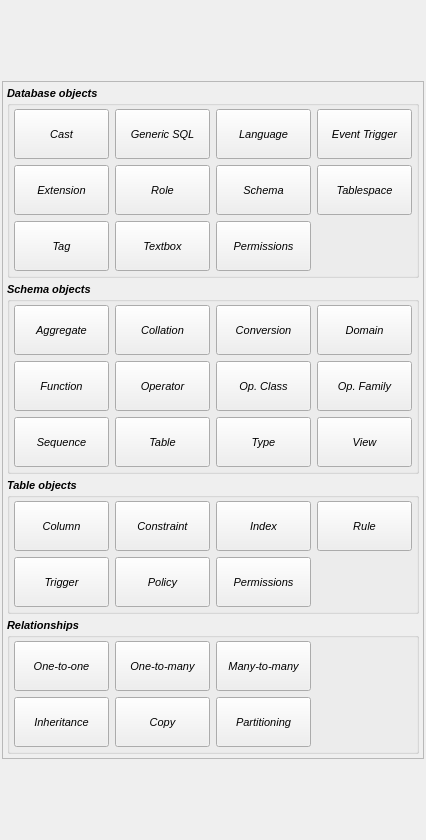
Qt form libpgmodeler_ui/ui/newobjectoverlaywidget.ui (pgmodeler/pgmodeler) before a commit.
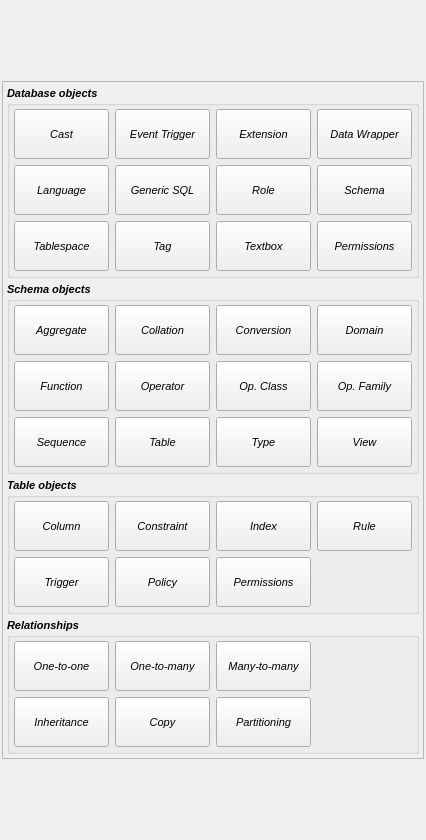
The same form after that commit. Icons and pictures are not drawn.

Commit message:
Added a FDW button on NewObjectOverlayWidget
Added the WRAPPER key word to sql-highlight

The edit to the form file:
```diff
--- a/libpgmodeler_ui/ui/newobjectoverlaywidget.ui
+++ b/libpgmodeler_ui/ui/newobjectoverlaywidget.ui
@@ -124,8 +124,8 @@
             <property name="spacing">
              <number>6</number>
             </property>
-            <item row="1" column="2">
-             <widget class="QToolButton" name="schema_tb">
+            <item row="0" column="0">
+             <widget class="QToolButton" name="cast_tb">
               <property name="sizePolicy">
                <sizepolicy hsizetype="Preferred" vsizetype="Fixed">
                 <horstretch>0</horstretch>
@@ -148,7 +148,7 @@
                <enum>Qt::NoFocus</enum>
               </property>
               <property name="text">
-               <string>Schema</string>
+               <string>Cast</string>
               </property>
               <property name="icon">
                <iconset resource="../res/resources.qrc">
@@ -168,7 +168,139 @@
               </property>
              </widget>
             </item>
-            <item row="1" column="4">
+            <item row="2" column="4">
+             <widget class="QToolButton" name="db_sch_perms_tb">
+              <property name="sizePolicy">
+               <sizepolicy hsizetype="Preferred" vsizetype="Fixed">
+                <horstretch>0</horstretch>
+                <verstretch>0</verstretch>
+               </sizepolicy>
+              </property>
+              <property name="minimumSize">
+               <size>
+                <width>95</width>
+                <height>50</height>
+               </size>
+              </property>
+              <property name="font">
+               <font>
+                <weight>50</weight>
+                <bold>false</bold>
+               </font>
+              </property>
+              <property name="focusPolicy">
+               <enum>Qt::NoFocus</enum>
+              </property>
+              <property name="text">
+               <string>Permissions</string>
+              </property>
+              <property name="icon">
+               <iconset resource="../res/resources.qrc">
+                <normaloff>:/icones/icones/permission.png</normaloff>:/icones/icones/permission.png</iconset>
+              </property>
+              <property name="iconSize">
+               <size>
+                <width>32</width>
+                <height>32</height>
+               </size>
+              </property>
+              <property name="popupMode">
+               <enum>QToolButton::InstantPopup</enum>
+              </property>
+              <property name="toolButtonStyle">
+               <enum>Qt::ToolButtonTextUnderIcon</enum>
+              </property>
+             </widget>
+            </item>
+            <item row="2" column="2">
+             <widget class="QToolButton" name="textbox_tb">
+              <property name="sizePolicy">
+               <sizepolicy hsizetype="Preferred" vsizetype="Fixed">
+                <horstretch>0</horstretch>
+                <verstretch>0</verstretch>
+               </sizepolicy>
+              </property>
+              <property name="minimumSize">
+               <size>
+                <width>95</width>
+                <height>50</height>
+               </size>
+              </property>
+              <property name="font">
+               <font>
+                <weight>50</weight>
+                <bold>false</bold>
+               </font>
+              </property>
+              <property name="focusPolicy">
+               <enum>Qt::NoFocus</enum>
+              </property>
+              <property name="text">
+               <string>Textbox</string>
+              </property>
+              <property name="icon">
+               <iconset resource="../res/resources.qrc">
+                <normaloff>:/icones/icones/textbox.png</normaloff>:/icones/icones/textbox.png</iconset>
+              </property>
+              <property name="iconSize">
+               <size>
+                <width>32</width>
+                <height>32</height>
+               </size>
+              </property>
+              <property name="popupMode">
+               <enum>QToolButton::InstantPopup</enum>
+              </property>
+              <property name="toolButtonStyle">
+               <enum>Qt::ToolButtonTextUnderIcon</enum>
+              </property>
+             </widget>
+            </item>
+            <item row="2" column="1">
+             <widget class="QToolButton" name="tag_tb">
+              <property name="sizePolicy">
+               <sizepolicy hsizetype="Preferred" vsizetype="Fixed">
+                <horstretch>0</horstretch>
+                <verstretch>0</verstretch>
+               </sizepolicy>
+              </property>
+              <property name="minimumSize">
+               <size>
+                <width>95</width>
+                <height>50</height>
+               </size>
+              </property>
+              <property name="font">
+               <font>
+                <weight>50</weight>
+                <bold>false</bold>
+               </font>
+              </property>
+              <property name="focusPolicy">
+               <enum>Qt::NoFocus</enum>
+              </property>
+              <property name="text">
+               <string>Tag</string>
+              </property>
+              <property name="icon">
+               <iconset resource="../res/resources.qrc">
+                <normaloff>:/icones/icones/tag.png</normaloff>:/icones/icones/tag.png</iconset>
+              </property>
+              <property name="iconSize">
+               <size>
+                <width>32</width>
+                <height>32</height>
+               </size>
+              </property>
+              <property name="popupMode">
+               <enum>QToolButton::InstantPopup</enum>
+              </property>
+              <property name="toolButtonStyle">
+               <enum>Qt::ToolButtonTextUnderIcon</enum>
+              </property>
+             </widget>
+            </item>
+            <item row="2" column="0">
              <widget class="QToolButton" name="tablespace_tb">
               <property name="sizePolicy">
                <sizepolicy hsizetype="Preferred" vsizetype="Fixed">
@@ -212,7 +344,51 @@
               </property>
              </widget>
             </item>
-            <item row="1" column="1">
+            <item row="1" column="4">
+             <widget class="QToolButton" name="schema_tb">
+              <property name="sizePolicy">
+               <sizepolicy hsizetype="Preferred" vsizetype="Fixed">
+                <horstretch>0</horstretch>
+                <verstretch>0</verstretch>
+               </sizepolicy>
+              </property>
+              <property name="minimumSize">
+               <size>
+                <width>95</width>
+                <height>50</height>
+               </size>
+              </property>
+              <property name="font">
+               <font>
+                <weight>50</weight>
+                <bold>false</bold>
+               </font>
+              </property>
+              <property name="focusPolicy">
+               <enum>Qt::NoFocus</enum>
+              </property>
+              <property name="text">
+               <string>Schema</string>
+              </property>
+              <property name="icon">
+               <iconset resource="../res/resources.qrc">
+                <normaloff>:/icones/icones/schema.png</normaloff>:/icones/icones/schema.png</iconset>
+              </property>
+              <property name="iconSize">
+               <size>
+                <width>32</width>
+                <height>32</height>
+               </size>
+              </property>
+              <property name="popupMode">
+               <enum>QToolButton::InstantPopup</enum>
+              </property>
+              <property name="toolButtonStyle">
+               <enum>Qt::ToolButtonTextUnderIcon</enum>
+              </property>
+             </widget>
+            </item>
+            <item row="1" column="2">
              <widget class="QToolButton" name="role_tb">
               <property name="sizePolicy">
                <sizepolicy hsizetype="Preferred" vsizetype="Fixed">
@@ -256,51 +432,7 @@
               </property>
              </widget>
             </item>
-            <item row="0" column="2">
-             <widget class="QToolButton" name="language_tb">
-              <property name="sizePolicy">
-               <sizepolicy hsizetype="Preferred" vsizetype="Fixed">
-                <horstretch>0</horstretch>
-                <verstretch>0</verstretch>
-               </sizepolicy>
-              </property>
-              <property name="minimumSize">
-               <size>
-                <width>95</width>
-                <height>50</height>
-               </size>
-              </property>
-              <property name="font">
-               <font>
-                <weight>50</weight>
-                <bold>false</bold>
-               </font>
-              </property>
-              <property name="focusPolicy">
-               <enum>Qt::NoFocus</enum>
-              </property>
-              <property name="text">
-               <string>Language</string>
-              </property>
-              <property name="icon">
-               <iconset resource="../res/resources.qrc">
-                <normaloff>:/icones/icones/language.png</normaloff>:/icones/icones/language.png</iconset>
-              </property>
-              <property name="iconSize">
-               <size>
-                <width>32</width>
-                <height>32</height>
-               </size>
-              </property>
-              <property name="popupMode">
-               <enum>QToolButton::InstantPopup</enum>
-              </property>
-              <property name="toolButtonStyle">
-               <enum>Qt::ToolButtonTextUnderIcon</enum>
-              </property>
-             </widget>
-            </item>
-            <item row="0" column="1">
+            <item row="1" column="1">
              <widget class="QToolButton" name="genericsql_tb">
               <property name="sizePolicy">
                <sizepolicy hsizetype="Preferred" vsizetype="Fixed">
@@ -344,8 +476,8 @@
               </property>
              </widget>
             </item>
-            <item row="2" column="0">
-             <widget class="QToolButton" name="tag_tb">
+            <item row="0" column="1">
+             <widget class="QToolButton" name="eventtrigger_tb">
               <property name="sizePolicy">
                <sizepolicy hsizetype="Preferred" vsizetype="Fixed">
                 <horstretch>0</horstretch>
@@ -368,7 +500,7 @@
                <enum>Qt::NoFocus</enum>
               </property>
               <property name="text">
-               <string>Tag</string>
+               <string>Event Trigger</string>
               </property>
               <property name="icon">
                <iconset resource="../res/resources.qrc">
@@ -388,54 +520,7 @@
               </property>
              </widget>
             </item>
-            <item row="0" column="0">
-             <widget class="QToolButton" name="cast_tb">
-              <property name="sizePolicy">
-               <sizepolicy hsizetype="Preferred" vsizetype="Fixed">
-                <horstretch>0</horstretch>
-                <verstretch>0</verstretch>
-               </sizepolicy>
-              </property>
-              <property name="minimumSize">
-               <size>
-                <width>95</width>
-                <height>50</height>
-               </size>
-              </property>
-              <property name="font">
-               <font>
-                <weight>50</weight>
-                <bold>false</bold>
-               </font>
-              </property>
-              <property name="focusPolicy">
-               <enum>Qt::NoFocus</enum>
-              </property>
-              <property name="text">
-               <string>Cast</string>
-              </property>
-              <property name="icon">
-               <iconset resource="../res/resources.qrc">
-                <normaloff>:/icones/icones/cast.png</normaloff>:/icones/icones/cast.png</iconset>
-              </property>
-              <property name="iconSize">
-               <size>
-                <width>32</width>
-                <height>32</height>
-               </size>
-              </property>
-              <property name="shortcut">
-               <string>A</string>
-              </property>
-              <property name="popupMode">
-               <enum>QToolButton::InstantPopup</enum>
-              </property>
-              <property name="toolButtonStyle">
-               <enum>Qt::ToolButtonTextUnderIcon</enum>
-              </property>
-             </widget>
-            </item>
-            <item row="1" column="0">
+            <item row="0" column="2">
              <widget class="QToolButton" name="extension_tb">
               <property name="sizePolicy">
                <sizepolicy hsizetype="Preferred" vsizetype="Fixed">
@@ -479,8 +564,52 @@
               </property>
              </widget>
             </item>
+            <item row="1" column="0">
+             <widget class="QToolButton" name="language_tb">
+              <property name="sizePolicy">
+               <sizepolicy hsizetype="Preferred" vsizetype="Fixed">
+                <horstretch>0</horstretch>
+                <verstretch>0</verstretch>
+               </sizepolicy>
+              </property>
+              <property name="minimumSize">
+               <size>
+                <width>95</width>
+                <height>50</height>
+               </size>
+              </property>
+              <property name="font">
+               <font>
+                <weight>50</weight>
+                <bold>false</bold>
+               </font>
+              </property>
+              <property name="focusPolicy">
+               <enum>Qt::NoFocus</enum>
+              </property>
+              <property name="text">
+               <string>Language</string>
+              </property>
+              <property name="icon">
+               <iconset resource="../res/resources.qrc">
+                <normaloff>:/icones/icones/language.png</normaloff>:/icones/icones/language.png</iconset>
+              </property>
+              <property name="iconSize">
+               <size>
+                <width>32</width>
+                <height>32</height>
+               </size>
+              </property>
+              <property name="popupMode">
+               <enum>QToolButton::InstantPopup</enum>
+              </property>
+              <property name="toolButtonStyle">
+               <enum>Qt::ToolButtonTextUnderIcon</enum>
+              </property>
+             </widget>
+            </item>
             <item row="0" column="4">
-             <widget class="QToolButton" name="eventtrigger_tb">
+             <widget class="QToolButton" name="fdw_tb">
               <property name="sizePolicy">
                <sizepolicy hsizetype="Preferred" vsizetype="Fixed">
                 <horstretch>0</horstretch>
@@ -503,99 +632,11 @@
                <enum>Qt::NoFocus</enum>
               </property>
               <property name="text">
-               <string>Event Trigger</string>
+               <string>Data Wrapper</string>
               </property>
               <property name="icon">
                <iconset resource="../res/resources.qrc">
-                <normaloff>:/icones/icones/eventtrigger.png</normaloff>:/icones/icones/eventtrigger.png</iconset>
-              </property>
-              <property name="iconSize">
-               <size>
-                <width>32</width>
-                <height>32</height>
-               </size>
-              </property>
-              <property name="popupMode">
-               <enum>QToolButton::InstantPopup</enum>
-              </property>
-              <property name="toolButtonStyle">
-               <enum>Qt::ToolButtonTextUnderIcon</enum>
-              </property>
-             </widget>
-            </item>
-            <item row="2" column="1">
-             <widget class="QToolButton" name="textbox_tb">
-              <property name="sizePolicy">
-               <sizepolicy hsizetype="Preferred" vsizetype="Fixed">
-                <horstretch>0</horstretch>
-                <verstretch>0</verstretch>
-               </sizepolicy>
-              </property>
-              <property name="minimumSize">
-               <size>
-                <width>95</width>
-                <height>50</height>
-               </size>
-              </property>
-              <property name="font">
-               <font>
-                <weight>50</weight>
-                <bold>false</bold>
-               </font>
-              </property>
-              <property name="focusPolicy">
-               <enum>Qt::NoFocus</enum>
-              </property>
-              <property name="text">
-               <string>Textbox</string>
-              </property>
-              <property name="icon">
-               <iconset resource="../res/resources.qrc">
-                <normaloff>:/icones/icones/textbox.png</normaloff>:/icones/icones/textbox.png</iconset>
-              </property>
-              <property name="iconSize">
-               <size>
-                <width>32</width>
-                <height>32</height>
-               </size>
-              </property>
-              <property name="popupMode">
-               <enum>QToolButton::InstantPopup</enum>
-              </property>
-              <property name="toolButtonStyle">
-               <enum>Qt::ToolButtonTextUnderIcon</enum>
-              </property>
-             </widget>
-            </item>
-            <item row="2" column="2">
-             <widget class="QToolButton" name="db_sch_perms_tb">
-              <property name="sizePolicy">
-               <sizepolicy hsizetype="Preferred" vsizetype="Fixed">
-                <horstretch>0</horstretch>
-                <verstretch>0</verstretch>
-               </sizepolicy>
-              </property>
-              <property name="minimumSize">
-               <size>
-                <width>95</width>
-                <height>50</height>
-               </size>
-              </property>
-              <property name="font">
-               <font>
-                <weight>50</weight>
-                <bold>false</bold>
-               </font>
-              </property>
-              <property name="focusPolicy">
-               <enum>Qt::NoFocus</enum>
-              </property>
-              <property name="text">
-               <string>Permissions</string>
-              </property>
-              <property name="icon">
-               <iconset resource="../res/resources.qrc">
-                <normaloff>:/icones/icones/permission.png</normaloff>:/icones/icones/permission.png</iconset>
+                <normaloff>:/icones/icones/foreigndatawrapper.png</normaloff>:/icones/icones/foreigndatawrapper.png</iconset>
               </property>
               <property name="iconSize">
                <size>
```
Left out of the diff: 7 changed lines with no effect on the pictures. The commit also changes 4 other files.
